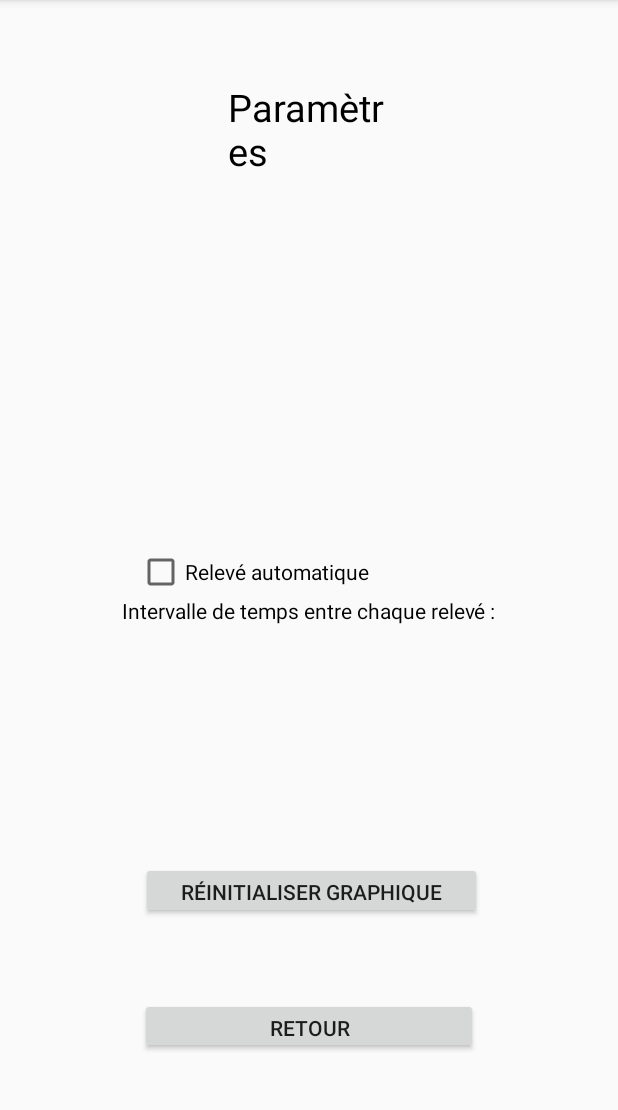
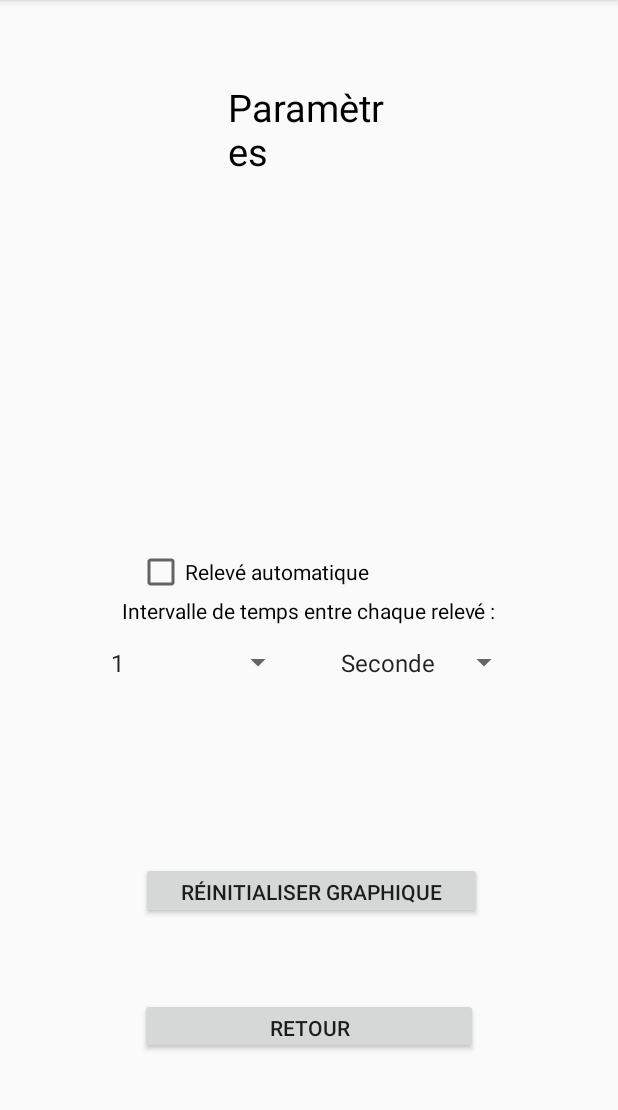
Before and after one commit to HVardon/ThermosState, an Android app: the Parametres screen opened directly, with no data from a screen before it, on a phone screen of 412 x 824 dp, the part 84-1194 px from its top. Run offline under Robolectric (Android 15) with nearby library versions, the phone set to English and light mode, and no system bars.

Commit message:
IHM terminé

```diff
--- a/src/main/res/layout-land/activity_parametres.xml
+++ b/src/main/res/layout-land/activity_parametres.xml
@@ -6,6 +6,29 @@
     android:layout_height="match_parent"
     tools:context=".Parametres"
     tools:layout_editor_absoluteY="73dp">
+
+    <Spinner
+        android:id="@+id/spinnerVal"
+        android:layout_width="147dp"
+        android:layout_height="42dp"
+        android:layout_marginStart="132dp"
+        android:layout_marginTop="8dp"
+        android:layout_marginEnd="23dp"
+        android:entries="@array/valeur_SecMin"
+        app:layout_constraintEnd_toStartOf="@+id/spinnerValType"
+        app:layout_constraintStart_toStartOf="parent"
+        app:layout_constraintTop_toBottomOf="@+id/textView2" />
+
+    <Spinner
+        android:id="@+id/spinnerValType"
+        android:layout_width="147dp"
+        android:layout_height="42dp"
+        android:layout_marginTop="8dp"
+        android:layout_marginEnd="132dp"
+        android:entries="@array/valeur_type"
+        app:layout_constraintEnd_toEndOf="parent"
+        app:layout_constraintStart_toEndOf="@+id/spinnerVal"
+        app:layout_constraintTop_toBottomOf="@+id/textView2" />
 
     <Button
         android:id="@+id/btn_Retour"
--- a/src/main/res/layout/activity_parametres.xml
+++ b/src/main/res/layout/activity_parametres.xml
@@ -65,4 +65,28 @@
         app:layout_constraintEnd_toEndOf="parent"
         app:layout_constraintStart_toStartOf="parent"
         app:layout_constraintTop_toBottomOf="@+id/textView" />
+
+    <Spinner
+        android:id="@+id/spinnerVal"
+        android:layout_width="0dp"
+        android:layout_height="34dp"
+        android:layout_marginStart="66dp"
+        android:layout_marginTop="8dp"
+        android:layout_marginEnd="23dp"
+        android:entries="@array/valeur_SecMin"
+        app:layout_constraintEnd_toStartOf="@+id/spinnerValType"
+        app:layout_constraintStart_toStartOf="parent"
+        app:layout_constraintTop_toBottomOf="@+id/textView2" />
+
+    <Spinner
+        android:id="@+id/spinnerValType"
+        android:layout_width="127dp"
+        android:layout_height="34dp"
+        android:layout_marginTop="8dp"
+        android:layout_marginEnd="65dp"
+        android:entries="@array/valeur_type"
+        app:layout_constraintEnd_toEndOf="parent"
+        app:layout_constraintStart_toEndOf="@+id/spinnerVal"
+        app:layout_constraintTop_toBottomOf="@+id/textView2" />
+
 </android.support.constraint.ConstraintLayout>
--- a/src/main/res/values/strings.xml
+++ b/src/main/res/values/strings.xml
@@ -1,3 +1,26 @@
 <resources>
     <string name="app_name">ThermosStats</string>
+
+    <string-array name="valeur_type">
+        <item>Seconde</item>
+        <item>Minute</item>
+        <item>Heure</item>
+    </string-array>
+
+    <string-array name="valeur_SecMin">
+        <item>1</item><item>2</item><item>3</item><item>4</item><item>5</item><item>6</item><item>7</item><item>8</item><item>9</item>
+        <item>10</item><item>11</item><item>12</item><item>13</item><item>14</item><item>15</item><item>16</item><item>17</item><item>18</item><item>19</item>
+        <item>20</item><item>21</item><item>22</item><item>23</item><item>24</item><item>25</item><item>26</item><item>27</item><item>28</item><item>29</item>
+        <item>30</item><item>31</item><item>32</item><item>33</item><item>34</item><item>35</item><item>36</item><item>37</item><item>38</item><item>39</item>
+        <item>40</item><item>41</item><item>42</item><item>43</item><item>44</item><item>45</item><item>46</item><item>47</item><item>48</item><item>49</item>
+        <item>50</item><item>51</item><item>52</item><item>53</item><item>54</item><item>55</item><item>56</item><item>57</item><item>58</item><item>59</item>
+        <item>60</item>
+    </string-array>
+
+    <string-array name="valeur_heure">
+        <item>1</item><item>2</item><item>3</item><item>4</item><item>5</item><item>6</item><item>7</item><item>8</item><item>9</item>
+        <item>10</item><item>11</item><item>12</item><item>13</item><item>14</item><item>15</item><item>16</item><item>17</item><item>18</item><item>19</item>
+        <item>20</item><item>21</item><item>22</item><item>23</item><item>24</item>
+    </string-array>
+
 </resources>
```
